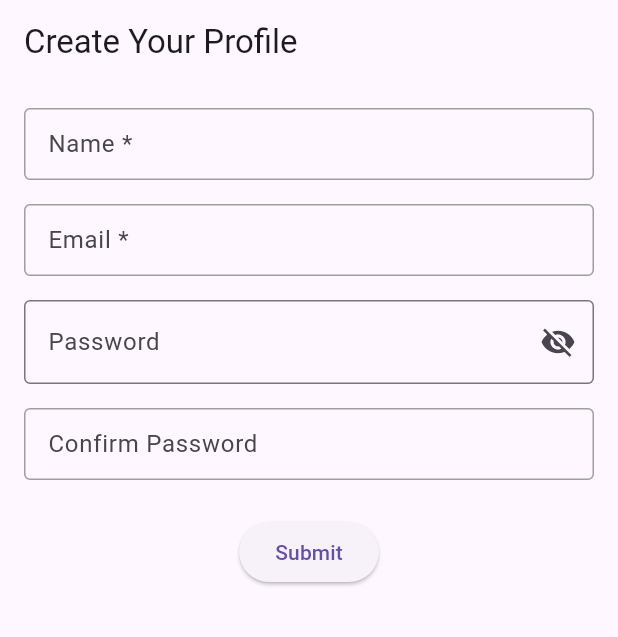
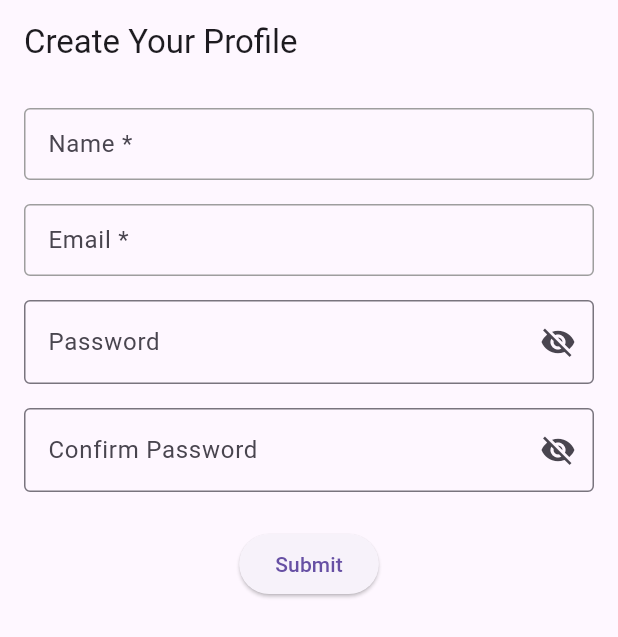
Before and after one commit to Michonn3/my-flutter-app, a Flutter app: the screen it shows after launch, on a phone screen of 412 x 824 dp. Shown: the top 637 px of the screen. Run offline on Flutter 3.47's test engine with Material 3 defaults, Android fonts, the phone set to English and light mode, and no system bars.

Commit message:
added: 1. confirm password input box, 2. visibility icon to confirm pw, 3. delayed timer before transitioning to main app

```diff
--- a/lib/create_profile_page.dart
+++ b/lib/create_profile_page.dart
@@ -1,4 +1,5 @@
 import 'package:flutter/material.dart';
+import '../home_screen.dart';
 
 InputDecoration buildInputDecoration(String label, String hint) {
   return InputDecoration(
@@ -33,6 +34,7 @@ class _CreateProfilePageState extends State<CreateProfilePage> {
       TextEditingController();
 
   bool _obscurePassword = true;
+  bool _obscureConfirmPassword = true;
 
   @override
   void dispose() {
@@ -50,6 +52,13 @@ class _CreateProfilePageState extends State<CreateProfilePage> {
       ScaffoldMessenger.of(
         context,
       ).showSnackBar(SnackBar(content: Text('Profile created!')));
+
+      Future.delayed(Duration(milliseconds: 500), () {
+        Navigator.pushReplacement(
+          context,
+          MaterialPageRoute(builder: (context) => HomeScreen()),
+        );
+      });
     }
   }
 
@@ -57,6 +66,7 @@ class _CreateProfilePageState extends State<CreateProfilePage> {
   Widget build(BuildContext context) {
     return Scaffold(
       appBar: AppBar(title: Text('Create Your Profile')),
+
       body: Padding(
         padding: const EdgeInsets.all(16.0),
         child: Form(
@@ -139,8 +149,23 @@ class _CreateProfilePageState extends State<CreateProfilePage> {
 
               TextFormField(
                 controller: _confirmPasswordController,
-                obscureText: _obscurePassword,
-                decoration: buildInputDecoration('Confirm Password', ''),
+                obscureText: _obscureConfirmPassword,
+                decoration: InputDecoration(
+                  labelText: 'Confirm Password',
+                  border: OutlineInputBorder(),
+                  suffixIcon: IconButton(
+                    icon: Icon(
+                      _obscureConfirmPassword
+                          ? Icons.visibility_off
+                          : Icons.visibility,
+                    ),
+                    onPressed: () {
+                      setState(() {
+                        _obscureConfirmPassword = !_obscureConfirmPassword;
+                      });
+                    },
+                  ),
+                ),
                 validator: (value) {
                   if (value == null || value.isEmpty) {
                     return 'Please confirm your password';
--- a/lib/main.dart
+++ b/lib/main.dart
@@ -9,9 +9,10 @@ class MyApp extends StatelessWidget {
   @override
   Widget build(BuildContext context) {
     return MaterialApp(
-      title: 'Flutter Form Demo',
+      title: 'Recipes to Kart',
       theme: ThemeData(primarySwatch: Colors.lightBlue),
       home: CreateProfilePage(),
+      debugShowCheckedModeBanner: false,
     );
   }
 }
```
